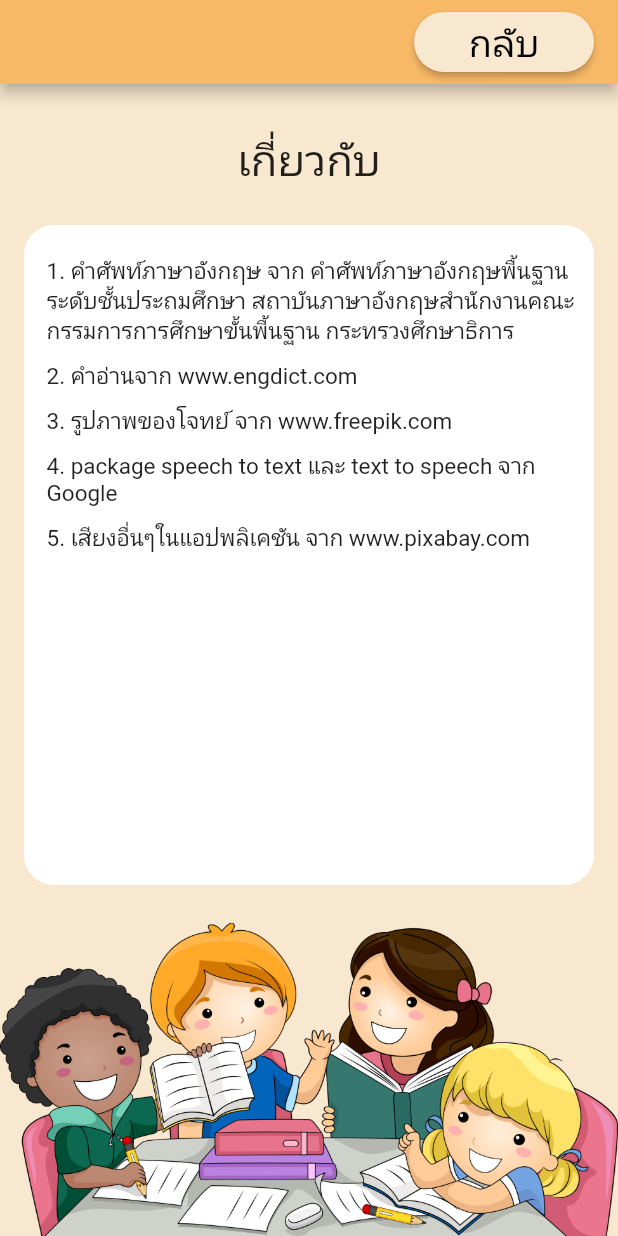
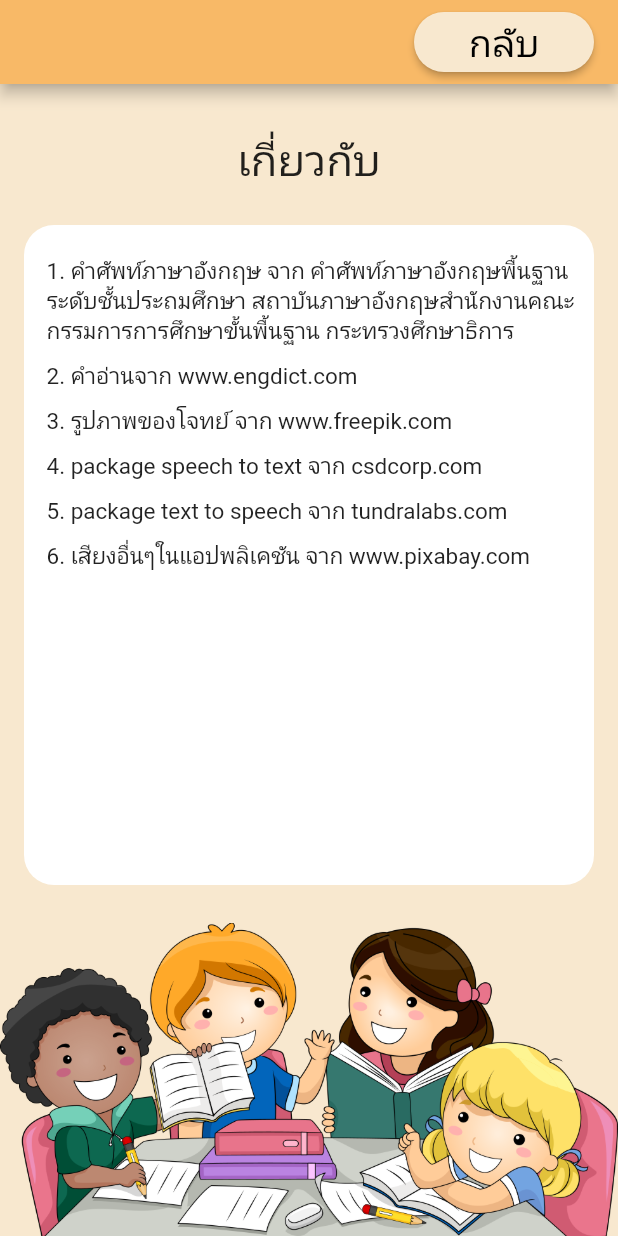
Before and after one commit to chettalek/word, a Flutter app: the aboutPage screen opened directly, on a phone screen of 412 x 824 dp. Run offline on Flutter 3.47's test engine with Material 2 defaults, Android fonts, the phone set to English and light mode, and no system bars; our stand-ins replace audioplayers, firebase_core, flutter_tts, google_sign_in, shared_preferences and 1 more; missing offline and left inert: dart:ffi, flame_audio; accounts and stored records are empty.

Commit message:
ขนาด answer
ขนาด answer

```diff
--- a/lib/about.dart
+++ b/lib/about.dart
@@ -114,14 +114,21 @@ class _aboutPageState extends State<aboutPage> {
                               height: 10,
                             ),
                             Text(
-                              "4. package speech to text และ text to speech จาก Google",
+                              "4. package speech to text จาก csdcorp.com",
                               style: TextStyle(fontSize: 15),
                             ),
                             SizedBox(
                               height: 10,
                             ),
                             Text(
-                              "5. เสียงอื่นๆในแอปพลิเคชัน จาก www.pixabay.com",
+                              "5. package text to speech จาก tundralabs.com",
+                              style: TextStyle(fontSize: 15),
+                            ),
+                            SizedBox(
+                              height: 10,
+                            ),
+                            Text(
+                              "6. เสียงอื่นๆในแอปพลิเคชัน จาก www.pixabay.com",
                               style: TextStyle(fontSize: 15),
                             ),
                           ],
--- a/lib/play.dart
+++ b/lib/play.dart
@@ -422,7 +422,7 @@ class _playPageState extends State<playPage> {
                     '1. กดที่ปุ่ม เล่น',
                     style: TextStyle(fontSize: 18),
                   ),
-                  Text('2. เลือกระดับชั้นของคำถาม',
+                  Text('2. เลือกระดับชั้นของคำศัพท์',
                       style: TextStyle(fontSize: 18)),
                   Text(
                       '3. เลือกตอบคำศัพท์ให้ตรงกับรูปภาพของโจทย์ หรือตอบโดยการกดที่รูปไมค์เพื่อพูด',
```
Also changed, not shown: lib/question.dart (+5 -5 lines).
